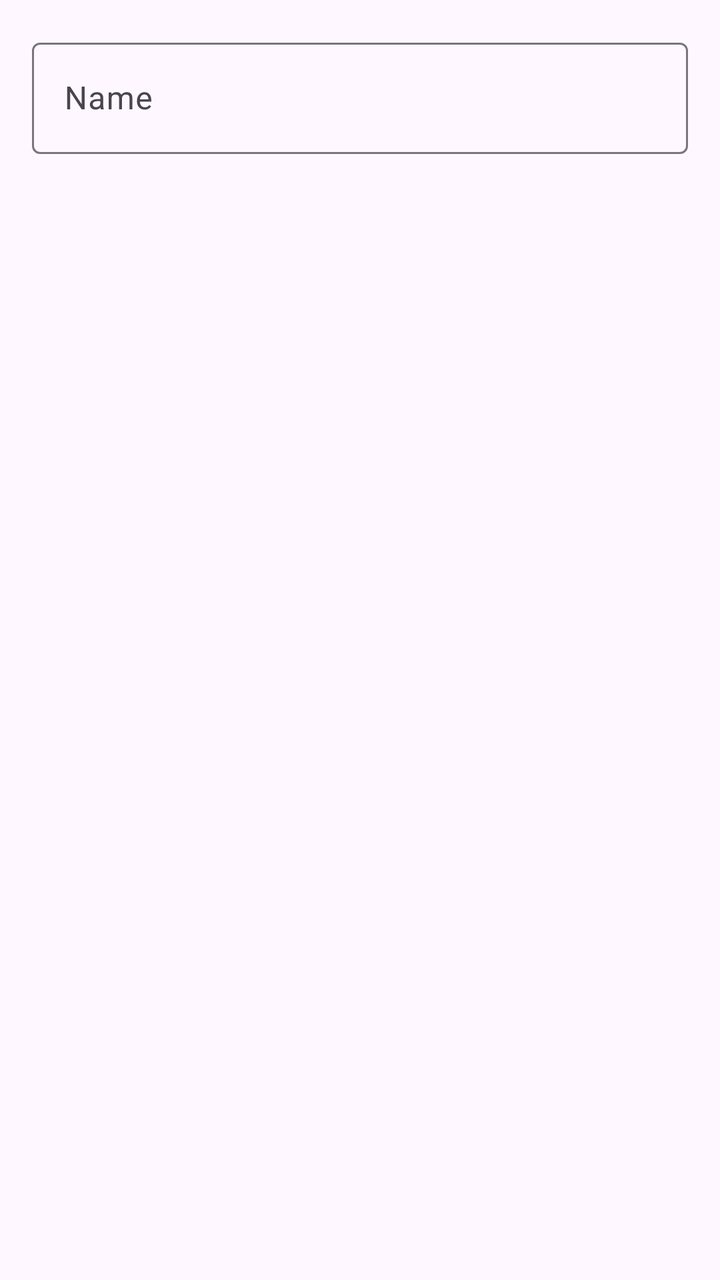
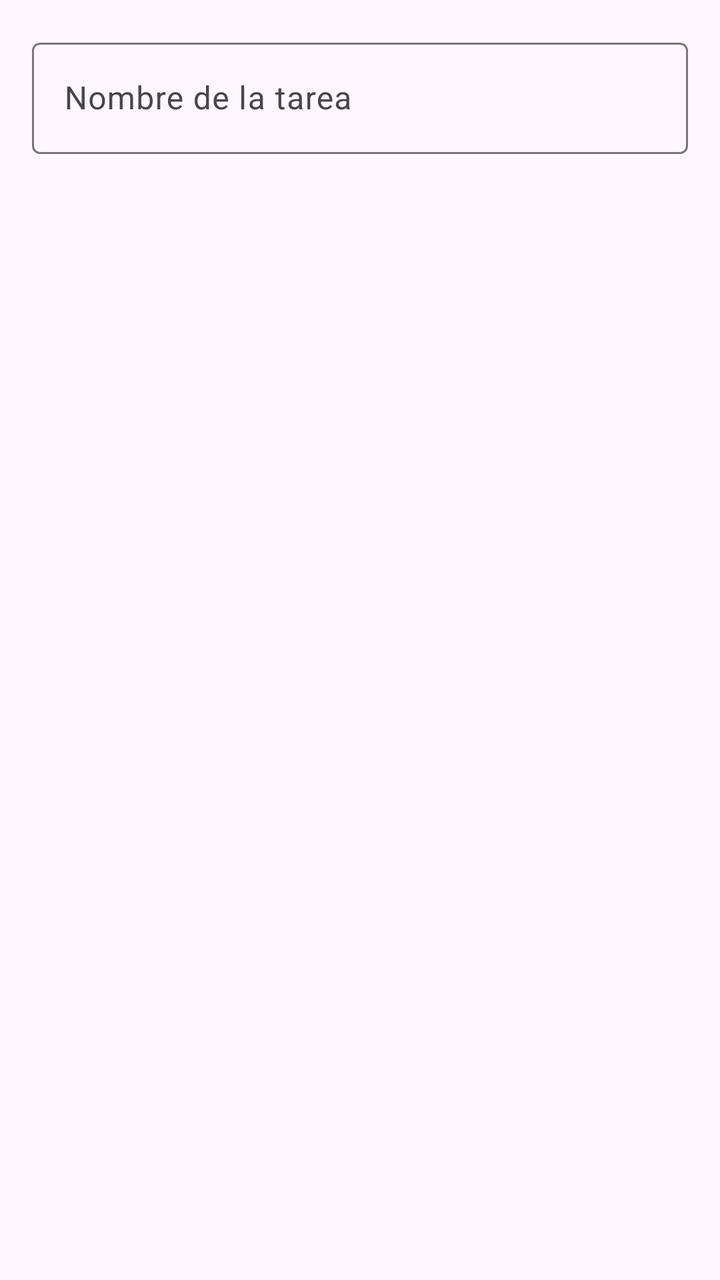

Before-and-after screenshots of an Android layout around one commit, followed by the original layout XML and the change that was made.
<!-- AndroidManifest.xml: application theme Theme.TaskList -->
<!-- res/layout/dialog_create_task.xml -->
<?xml version="1.0" encoding="utf-8"?>
<LinearLayout xmlns:android="http://schemas.android.com/apk/res/android"
    android:layout_width="match_parent"
    android:layout_height="match_parent"
    android:padding="16dp">

    <com.google.android.material.textfield.TextInputLayout
        android:id="@+id/textField"
        android:layout_width="match_parent"
        android:layout_height="wrap_content"
        android:hint="Name">

        <com.google.android.material.textfield.TextInputEditText
            android:layout_width="match_parent"
            android:layout_height="wrap_content"
            />

    </com.google.android.material.textfield.TextInputLayout>

</LinearLayout>
<!-- resources referenced by this layout -->
<resources>
  <style name="Theme.TaskList" parent="Base.Theme.TaskList" />
  <style name="Base.Theme.TaskList" parent="Theme.Material3.DayNight.NoActionBar">
          
          
      </style>
</resources>

<!-- the commit's change to res/layout/dialog_create_task.xml (unified diff, before → after) -->
@@ -8,7 +8,7 @@
         android:id="@+id/textField"
         android:layout_width="match_parent"
         android:layout_height="wrap_content"
-        android:hint="Name">
+        android:hint="Nombre de la tarea">
 
         <com.google.android.material.textfield.TextInputEditText
             android:layout_width="match_parent"
